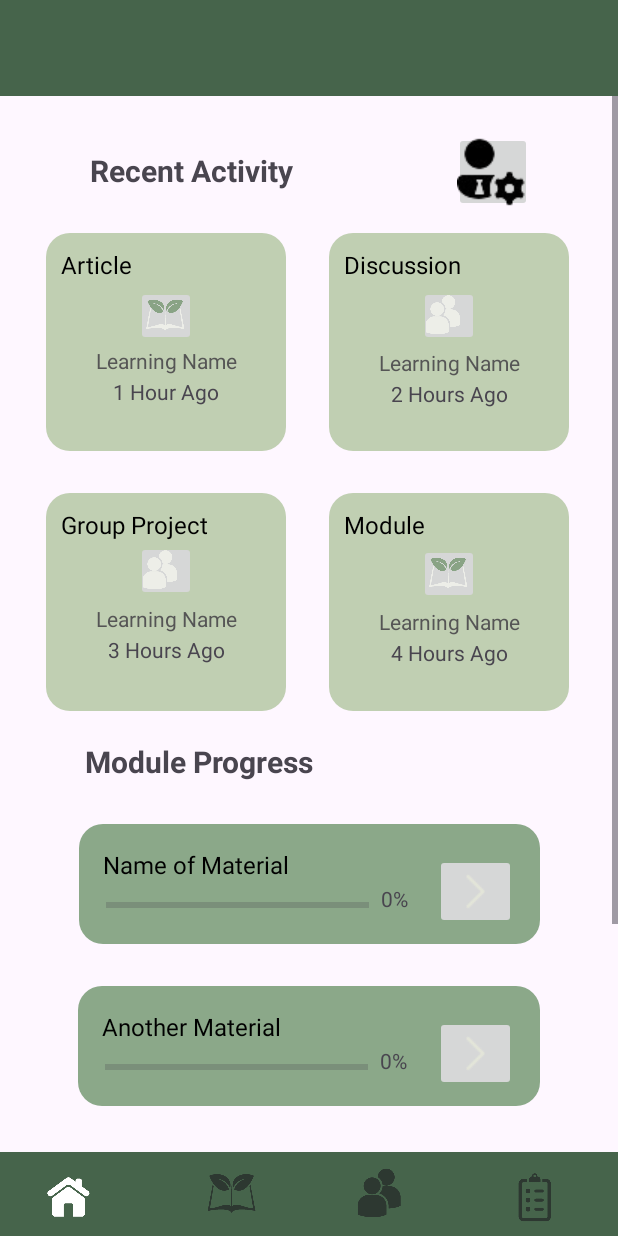
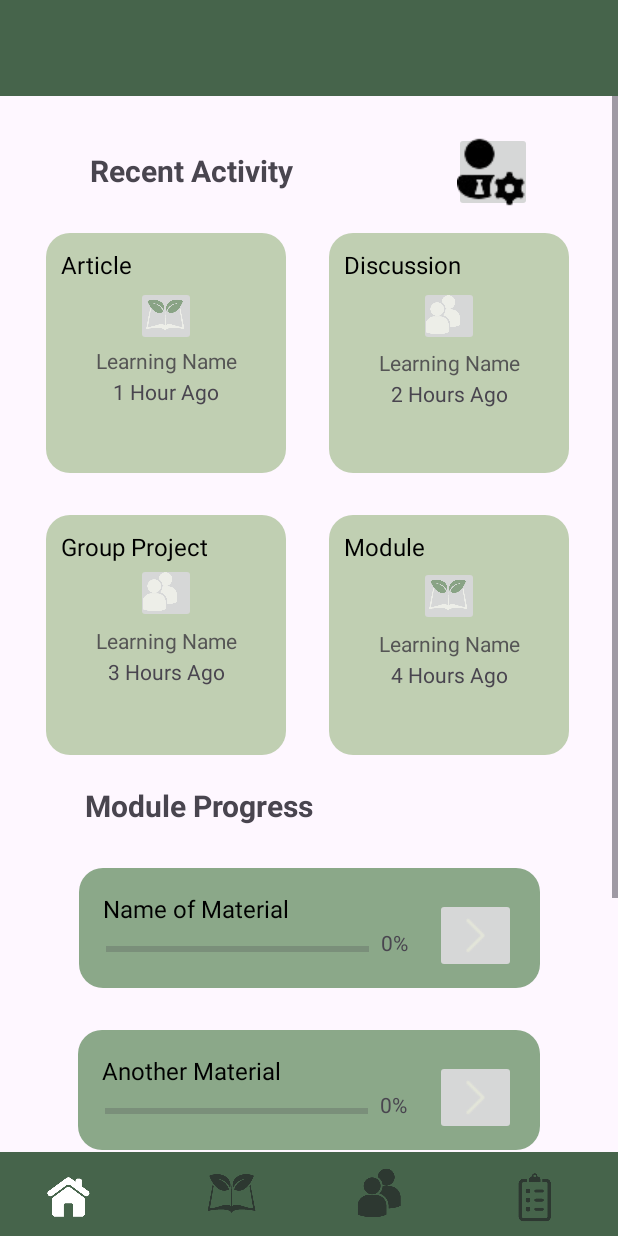
Before and after one commit to taqyss/EcoSynergy, an Android app: the layout activity_dashboard.xml on its own in the app's theme, with its tools: preview values and no code run, on a phone screen of 412 x 824 dp. Run offline under Robolectric (Android 15) with nearby library versions, the phone set to English and light mode, and no system bars; Roboto replaces fonts that are not available here.

Commit message:
group project recent activity

```diff
--- a/app/src/main/res/layout/activity_dashboard.xml
+++ b/app/src/main/res/layout/activity_dashboard.xml
@@ -43,7 +43,7 @@ tools:context=".DashboardActivity">
         <androidx.constraintlayout.widget.ConstraintLayout
             android:id="@+id/activityCard2"
             android:layout_width="160dp"
-            android:layout_height="145dp"
+            android:layout_height="160dp"
             android:layout_marginTop="28dp"
             android:background="@drawable/recently_activity_card"
             android:padding="8dp"
@@ -104,7 +104,7 @@ tools:context=".DashboardActivity">
         <androidx.constraintlayout.widget.ConstraintLayout
             android:id="@+id/activityCard3"
             android:layout_width="160dp"
-            android:layout_height="145dp"
+            android:layout_height="160dp"
             android:layout_marginTop="28dp"
             android:background="@drawable/recently_activity_card"
             android:padding="8dp"
@@ -162,7 +162,7 @@ tools:context=".DashboardActivity">
         <androidx.constraintlayout.widget.ConstraintLayout
             android:id="@+id/activityCard4"
             android:layout_width="160dp"
-            android:layout_height="145dp"
+            android:layout_height="160dp"
             android:layout_marginTop="28dp"
             android:background="@drawable/recently_activity_card"
             android:padding="8dp"
@@ -292,7 +292,7 @@ tools:context=".DashboardActivity">
         <androidx.constraintlayout.widget.ConstraintLayout
             android:id="@+id/activityCard1"
             android:layout_width="160dp"
-            android:layout_height="145dp"
+            android:layout_height="160dp"
             android:layout_marginTop="28dp"
             android:background="@drawable/recently_activity_card"
             android:padding="8dp"
```
Also changed, not shown: app/src/main/java/com/example/ecosynergy/CollabProjectsDescActivity.java (+61 -0 lines), app/src/main/java/com/example/ecosynergy/DashboardActivity.java (+8 -0 lines).
